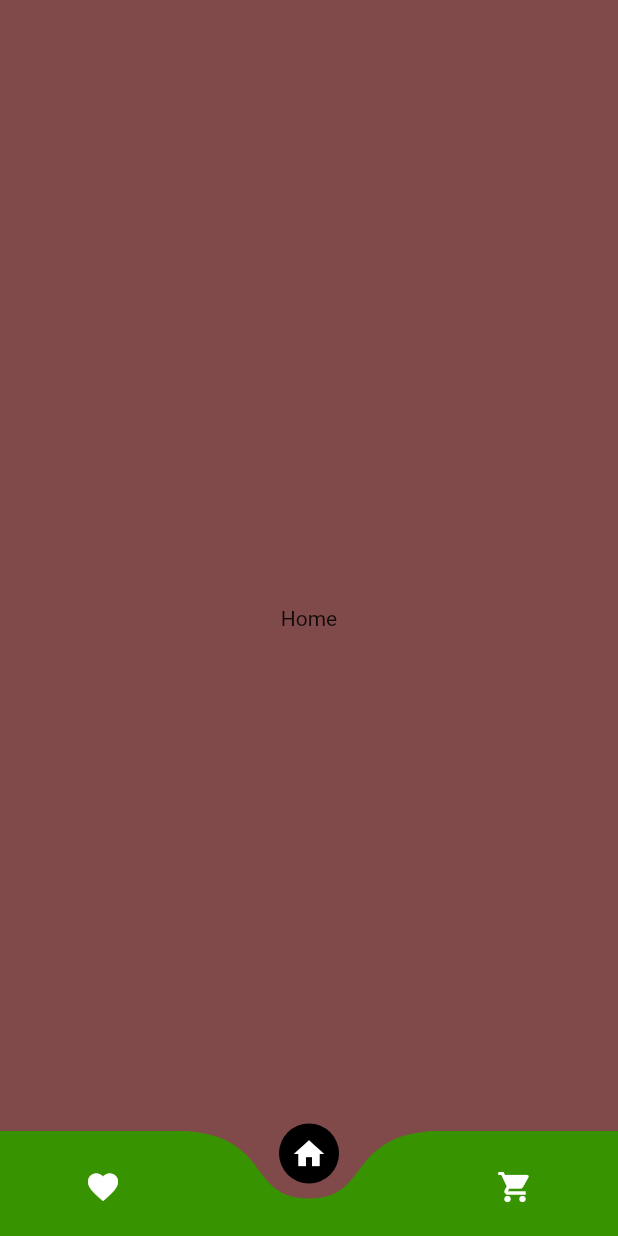
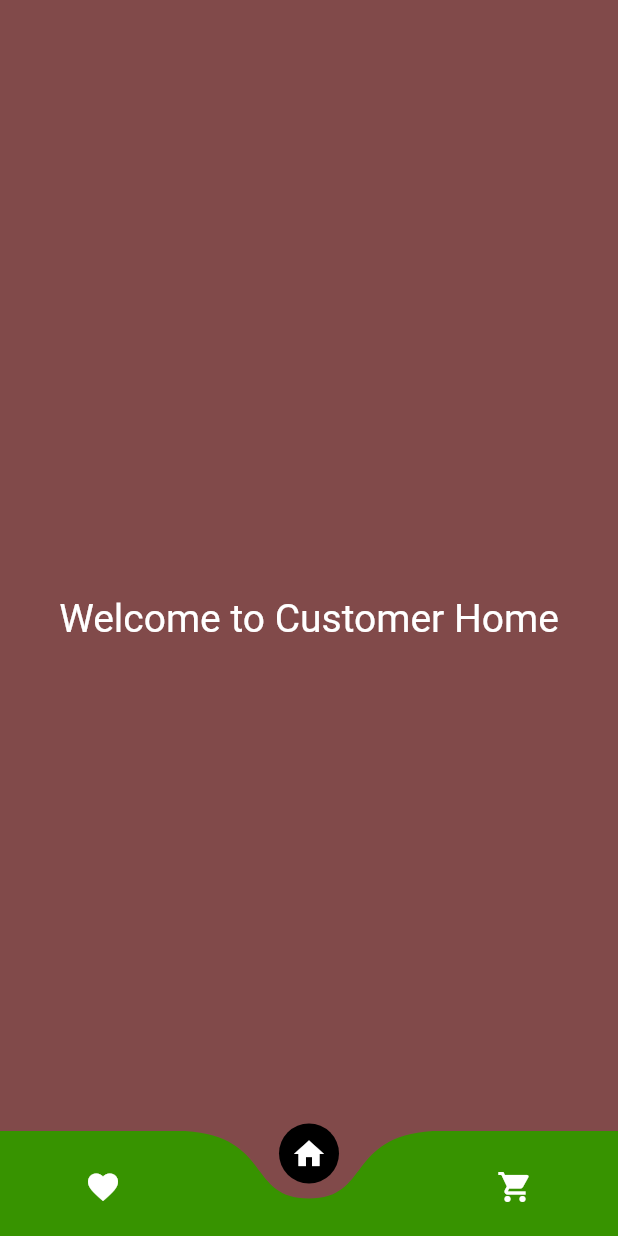
Before and after one commit to soiz11/smart-fiton, a Flutter app: the CusBottomNavBar screen opened directly, on a phone screen of 412 x 824 dp. Run offline on Flutter 3.47's test engine with Material 2 defaults, Android fonts, the phone set to English and light mode, and no system bars; drawn by our look-alikes of curved_navigation_bar; our stand-ins replace cloud_firestore, firebase_auth, firebase_core, flutter_styled_toast, fluttertoast, hexcolor; accounts and stored records are empty.

```diff
--- a/lib/views/cus_screens/cus_home.dart
+++ b/lib/views/cus_screens/cus_home.dart
@@ -13,7 +13,12 @@ class _CusHomeState extends State<CusHome> {
     return const Scaffold(
       backgroundColor: Color.fromARGB(255, 129, 74, 74),
       body: Center(
-        child: Text("Home"),
+        child: Text(
+          "Welcome to Customer Home",
+          style: TextStyle(
+              fontSize: 26, // Adjust the font size as needed
+              color: Colors.white),
+        ),
       ),
     );
   }
--- /dev/null
+++ b/lib/views/sel_screens/seller_dashboard.dart
@@ -0,0 +1,30 @@
+import 'package:flutter/material.dart';
+
+class SellerDashboard extends StatefulWidget {
+  const SellerDashboard({super.key});
+
+  @override
+  State<SellerDashboard> createState() => _SellerDashboardState();
+}
+
+class _SellerDashboardState extends State<SellerDashboard> {
+  @override
+  Widget build(BuildContext context) {
+    return MaterialApp(
+      home: Scaffold(
+        appBar: AppBar(
+          title: const Text('Seller Dashboard'),
+        ),
+        body: const Center(
+          child: Text(
+            'Welcome to the Seller Dashboard',
+            style: TextStyle(
+              fontSize: 24,
+              fontWeight: FontWeight.bold,
+            ),
+          ),
+        ),
+      ),
+    );
+  }
+}
```
Also changed, not shown: lib/controllers/firebase_services.dart (+53 -0 lines), lib/views/authentication/as_buyer.dart (+25 -4 lines), lib/views/authentication/login.dart (+26 -6 lines).
